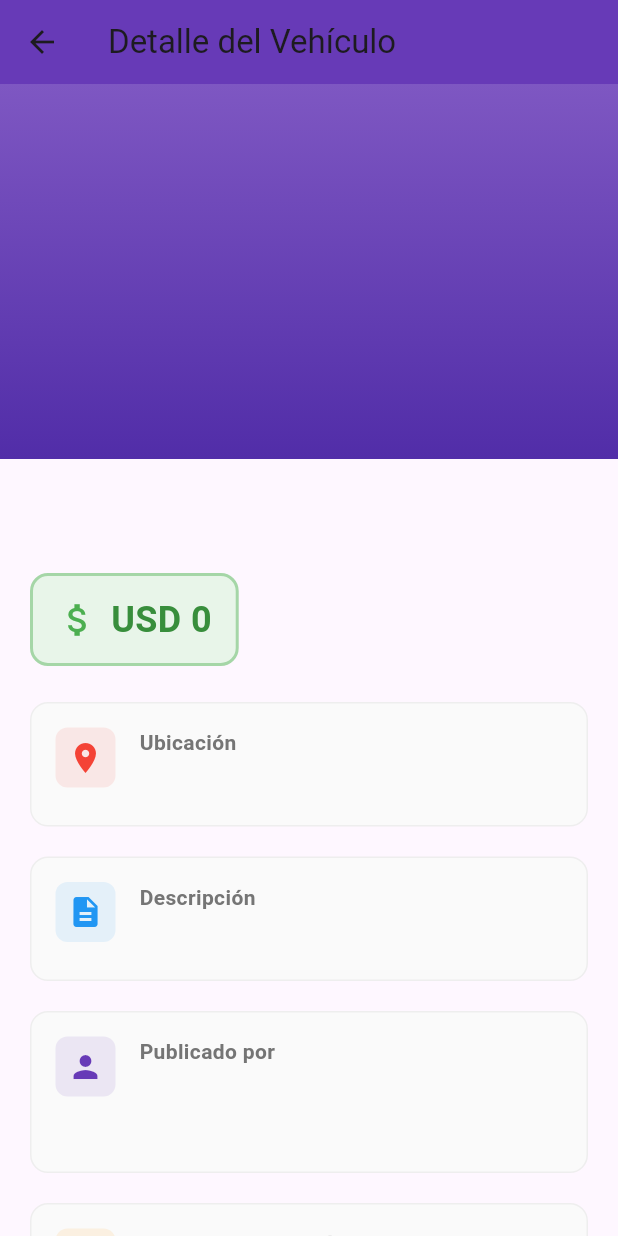
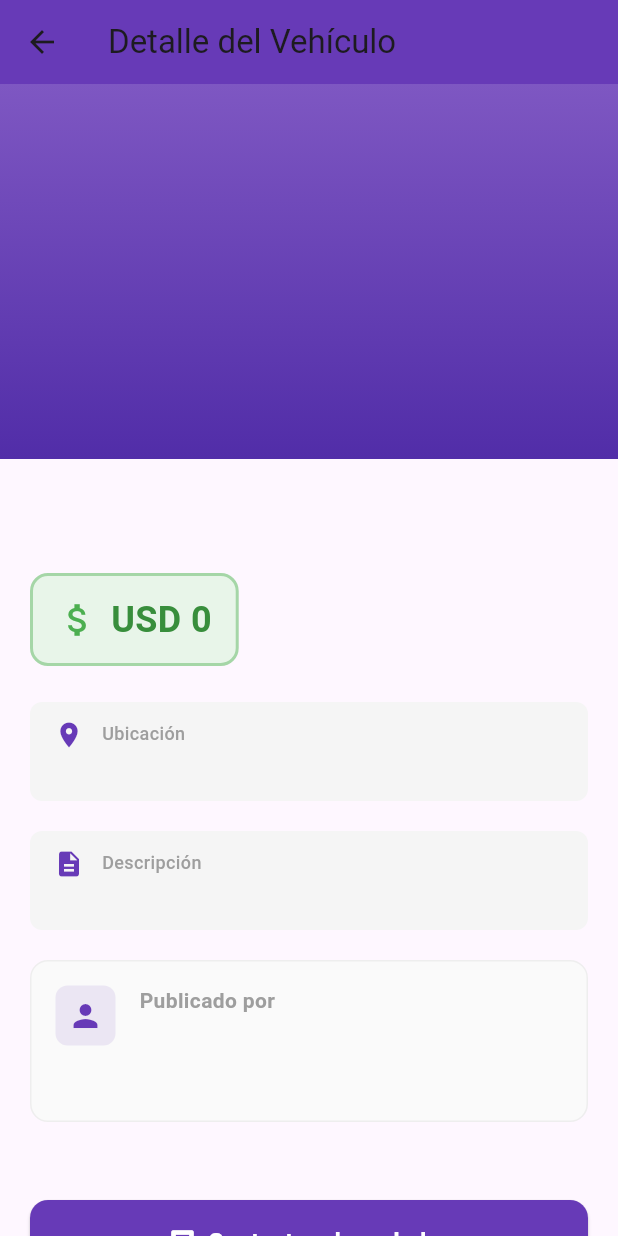
Before and after one commit to jleonelpm/flutter_vrum, a Flutter app: the VehicleDetailScreen screen opened directly with empty values, on a phone screen of 412 x 824 dp. Run offline on Flutter 3.47's test engine with Material 3 defaults, Android fonts, the phone set to English and light mode, and no system bars; our stand-ins replace cloud_firestore, firebase_auth, firebase_core; accounts and stored records are empty.

Commit message:
Se refactorizó la estructura de carpetas del proyecto

```diff
--- /dev/null
+++ b/lib/config/app_routes.dart
@@ -0,0 +1,10 @@
+import 'package:flutter/material.dart';
+import '../presentation/screens/home/home_screen.dart';
+import '../presentation/screens/auth/initial_screen.dart';
+
+class AppRoutes {
+  static Map<String, WidgetBuilder> get routes => {
+    '/initial': (context) => const InitialScreen(),
+    '/home': (context) => const HomeScreen(),
+  };
+}
--- /dev/null
+++ b/lib/config/app_theme.dart
@@ -0,0 +1,10 @@
+import 'package:flutter/material.dart';
+
+class AppTheme {
+  static ThemeData get lightTheme {
+    return ThemeData(
+      colorScheme: ColorScheme.fromSeed(seedColor: Colors.deepPurple),
+      useMaterial3: true,
+    );
+  }
+}
--- a/lib/screens/welcome_screen.dart
+++ b/lib/presentation/screens/auth/welcome_screen.dart
@@ -1,6 +1,7 @@
 import 'package:flutter/material.dart';
 import 'package:firebase_auth/firebase_auth.dart';
-import 'home_screen.dart';
+import '../home/home_screen.dart';
+import '../../../data/services/firebase_auth_service.dart';
 
 class WelcomeScreen extends StatefulWidget {
   const WelcomeScreen({super.key});
@@ -12,6 +13,7 @@ class WelcomeScreen extends StatefulWidget {
 class _WelcomeScreenState extends State<WelcomeScreen> {
   final _emailCtrl = TextEditingController(text: 'usuario.demo1@test.com');
   final _passCtrl = TextEditingController(text: '123456');
+  final _authService = FirebaseAuthService();
   bool _loading = false;
   String? _error;
 
@@ -21,7 +23,7 @@ class _WelcomeScreenState extends State<WelcomeScreen> {
       _error = null;
     });
     try {
-      await FirebaseAuth.instance.signInWithEmailAndPassword(
+      await _authService.signInWithEmailAndPassword(
         email: _emailCtrl.text.trim(),
         password: _passCtrl.text,
       );
--- a/lib/screens/splash_screen.dart
+++ b/lib/presentation/screens/splash/splash_screen.dart
@@ -1,6 +1,5 @@
 import 'package:flutter/material.dart';
 import 'dart:async';
-import 'initial_screen.dart';
 
 class SplashScreen extends StatefulWidget {
   const SplashScreen({super.key});
--- a/lib/screens/vehicle_detail_screen.dart
+++ b/lib/presentation/screens/vehicle/vehicle_detail_screen.dart
@@ -1,5 +1,6 @@
 import 'package:flutter/material.dart';
 import 'package:cloud_firestore/cloud_firestore.dart';
+import '../../widgets/info_section.dart';
 
 class VehicleDetailScreen extends StatelessWidget {
   final String vehicleId;
@@ -124,40 +125,88 @@ class VehicleDetailScreen extends StatelessWidget {
                       const SizedBox(height: 24),
 
                       // Ubicación
-                      _buildInfoSection(
+                      InfoSection(
+                        label: 'Ubicación',
+                        value: lugar,
                         icon: Icons.location_on,
-                        iconColor: Colors.red,
-                        title: 'Ubicación',
-                        content: lugar,
                       ),
                       const SizedBox(height: 20),
 
                       // Descripción
-                      _buildInfoSection(
+                      InfoSection(
+                        label: 'Descripción',
+                        value: description,
                         icon: Icons.description,
-                        iconColor: Colors.blue,
-                        title: 'Descripción',
-                        content: description,
                       ),
                       const SizedBox(height: 20),
 
                       // Información del propietario
-                      _buildInfoSection(
-                        icon: Icons.person,
-                        iconColor: Colors.deepPurple,
-                        title: 'Publicado por',
-                        content: ownerName,
-                        subtitle: ownerEmail,
+                      Container(
+                        padding: const EdgeInsets.all(16),
+                        decoration: BoxDecoration(
+                          color: Colors.grey.shade50,
+                          borderRadius: BorderRadius.circular(12),
+                          border: Border.all(color: Colors.grey.shade200),
+                        ),
+                        child: Row(
+                          crossAxisAlignment: CrossAxisAlignment.start,
+                          children: [
+                            Container(
+                              padding: const EdgeInsets.all(8),
+                              decoration: BoxDecoration(
+                                color: Colors.deepPurple.withOpacity(0.1),
+                                borderRadius: BorderRadius.circular(8),
+                              ),
+                              child: const Icon(
+                                Icons.person,
+                                color: Colors.deepPurple,
+                                size: 24,
+                              ),
+                            ),
+                            const SizedBox(width: 16),
+                            Expanded(
+                              child: Column(
+                                crossAxisAlignment: CrossAxisAlignment.start,
+                                children: [
+                                  const Text(
+                                    'Publicado por',
+                                    style: TextStyle(
+                                      fontSize: 14,
+                                      fontWeight: FontWeight.w600,
+                                      color: Colors.grey,
+                                    ),
+                                  ),
+                                  const SizedBox(height: 6),
+                                  Text(
+                                    ownerName,
+                                    style: const TextStyle(
+                                      fontSize: 16,
+                                      fontWeight: FontWeight.w500,
+                                      color: Colors.black87,
+                                    ),
+                                  ),
+                                  const SizedBox(height: 4),
+                                  Text(
+                                    ownerEmail,
+                                    style: TextStyle(
+                                      fontSize: 14,
+                                      color: Colors.grey.shade600,
+                                    ),
+                                  ),
+                                ],
+                              ),
+                            ),
+                          ],
+                        ),
                       ),
                       const SizedBox(height: 20),
 
                       // Fecha de publicación
                       if (publishedDate.isNotEmpty)
-                        _buildInfoSection(
+                        InfoSection(
+                          label: 'Fecha de publicación',
+                          value: publishedDate,
                           icon: Icons.calendar_today,
-                          iconColor: Colors.orange,
-                          title: 'Fecha de publicación',
-                          content: publishedDate,
                         ),
                       const SizedBox(height: 32),
 
@@ -204,66 +253,4 @@ class VehicleDetailScreen extends StatelessWidget {
       ),
     );
   }
-
-  Widget _buildInfoSection({
-    required IconData icon,
-    required Color iconColor,
-    required String title,
-    required String content,
-    String? subtitle,
-  }) {
-    return Container(
-      padding: const EdgeInsets.all(16),
-      decoration: BoxDecoration(
-        color: Colors.grey.shade50,
-        borderRadius: BorderRadius.circular(12),
-        border: Border.all(color: Colors.grey.shade200),
-      ),
-      child: Row(
-        crossAxisAlignment: CrossAxisAlignment.start,
-        children: [
-          Container(
-            padding: const EdgeInsets.all(8),
-            decoration: BoxDecoration(
-              color: iconColor.withOpacity(0.1),
-              borderRadius: BorderRadius.circular(8),
-            ),
-            child: Icon(icon, color: iconColor, size: 24),
-          ),
-          const SizedBox(width: 16),
-          Expanded(
-            child: Column(
-              crossAxisAlignment: CrossAxisAlignment.start,
-              children: [
-                Text(
-                  title,
-                  style: TextStyle(
-                    fontSize: 14,
-                    fontWeight: FontWeight.w600,
-                    color: Colors.grey.shade600,
-                  ),
-                ),
-                const SizedBox(height: 6),
-                Text(
-                  content,
-                  style: const TextStyle(
-                    fontSize: 16,
-                    fontWeight: FontWeight.w500,
-                    color: Colors.black87,
-                  ),
-                ),
-                if (subtitle != null) ...[
-                  const SizedBox(height: 4),
-                  Text(
-                    subtitle,
-                    style: TextStyle(fontSize: 14, color: Colors.grey.shade600),
-                  ),
-                ],
-              ],
-            ),
-          ),
-        ],
-      ),
-    );
-  }
 }
--- /dev/null
+++ b/lib/presentation/widgets/info_section.dart
@@ -0,0 +1,58 @@
+import 'package:flutter/material.dart';
+
+class InfoSection extends StatelessWidget {
+  final String label;
+  final String value;
+  final IconData? icon;
+
+  const InfoSection({
+    super.key,
+    required this.label,
+    required this.value,
+    this.icon,
+  });
+
+  @override
+  Widget build(BuildContext context) {
+    return Container(
+      padding: const EdgeInsets.symmetric(horizontal: 16, vertical: 12),
+      decoration: BoxDecoration(
+        color: Colors.grey[100],
+        borderRadius: BorderRadius.circular(8),
+      ),
+      child: Row(
+        crossAxisAlignment: CrossAxisAlignment.start,
+        children: [
+          if (icon != null) ...[
+            Icon(icon, color: Colors.deepPurple, size: 20),
+            const SizedBox(width: 12),
+          ],
+          Expanded(
+            child: Column(
+              crossAxisAlignment: CrossAxisAlignment.start,
+              children: [
+                Text(
+                  label,
+                  style: const TextStyle(
+                    fontSize: 12,
+                    color: Colors.grey,
+                    fontWeight: FontWeight.w500,
+                  ),
+                ),
+                const SizedBox(height: 4),
+                Text(
+                  value,
+                  style: const TextStyle(
+                    fontSize: 14,
+                    fontWeight: FontWeight.bold,
+                    color: Colors.black87,
+                  ),
+                ),
+              ],
+            ),
+          ),
+        ],
+      ),
+    );
+  }
+}
--- a/pubspec.yaml
+++ b/pubspec.yaml
@@ -34,9 +34,9 @@ dependencies:
   # The following adds the Cupertino Icons font to your application.
   # Use with the CupertinoIcons class for iOS style icons.
   cupertino_icons: ^1.0.8
-  firebase_core: ^3.5.0
-  firebase_auth: ^5.3.3
-  cloud_firestore: ^5.4.4
+  firebase_core: ^4.3.0
+  firebase_auth: ^6.1.3
+  cloud_firestore: ^6.1.1
 
 dev_dependencies:
   flutter_test:
```
Also changed, not shown: lib/config/firebase_config.dart (added, +38 -0 lines), lib/data/models/user_model.dart (added, +25 -0 lines), lib/data/models/vehicle_model.dart (added, +54 -0 lines), lib/data/services/firebase_auth_service.dart (added, +34 -0 lines), lib/data/services/firestore_service.dart (added, +29 -0 lines), lib/data/services/vehicle_service.dart (added, +31 -0 lines), lib/main.dart (+7 -48 lines), lib/presentation/screens/home/home_screen.dart (renamed from lib/screens/home_screen.dart, +12 -101 lines), lib/presentation/widgets/vehicle_card.dart (added, +106 -0 lines), lib/presentation/screens/auth/initial_screen.dart (renamed from lib/screens/initial_screen.dart), pubspec.lock.
